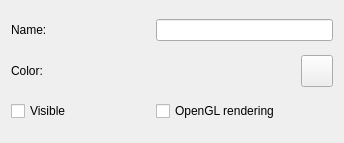
Qt form Alames/forms/rightwidgetsection.ui (KLZ-0/Alames) before a commit.
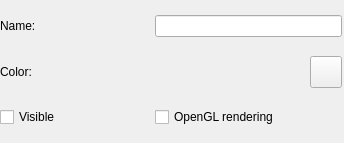
The same form after that commit.

Commit message: 1.2-r2 + Support for KMB CSV files + Added ScrollArea to RightDockWidget + Axis limits are now set by the values of visible series in the chart + DataHolder setDataFromRows reimplemented to setDataFromCSV + Lineseries defaults changed + Fixed ChartView mouseMoveEvent exception handling + Created getDummyQSerie in DataHolder to return some series for mapping + Small fixes

The edit to the form file:
```diff
--- a/Alames/forms/rightwidgetsection.ui
+++ b/Alames/forms/rightwidgetsection.ui
@@ -16,10 +16,28 @@
     <verstretch>0</verstretch>
    </sizepolicy>
   </property>
+  <property name="minimumSize">
+   <size>
+    <width>0</width>
+    <height>0</height>
+   </size>
+  </property>
   <property name="windowTitle">
    <string>Form</string>
   </property>
   <layout class="QGridLayout" name="gridLayout">
+   <property name="leftMargin">
+    <number>0</number>
+   </property>
+   <property name="topMargin">
+    <number>2</number>
+   </property>
+   <property name="rightMargin">
+    <number>2</number>
+   </property>
+   <property name="bottomMargin">
+    <number>2</number>
+   </property>
    <item row="1" column="2">
     <widget class="QPushButton" name="colorPickButton">
      <property name="sizePolicy">
```
The commit also changes 15 other files.
